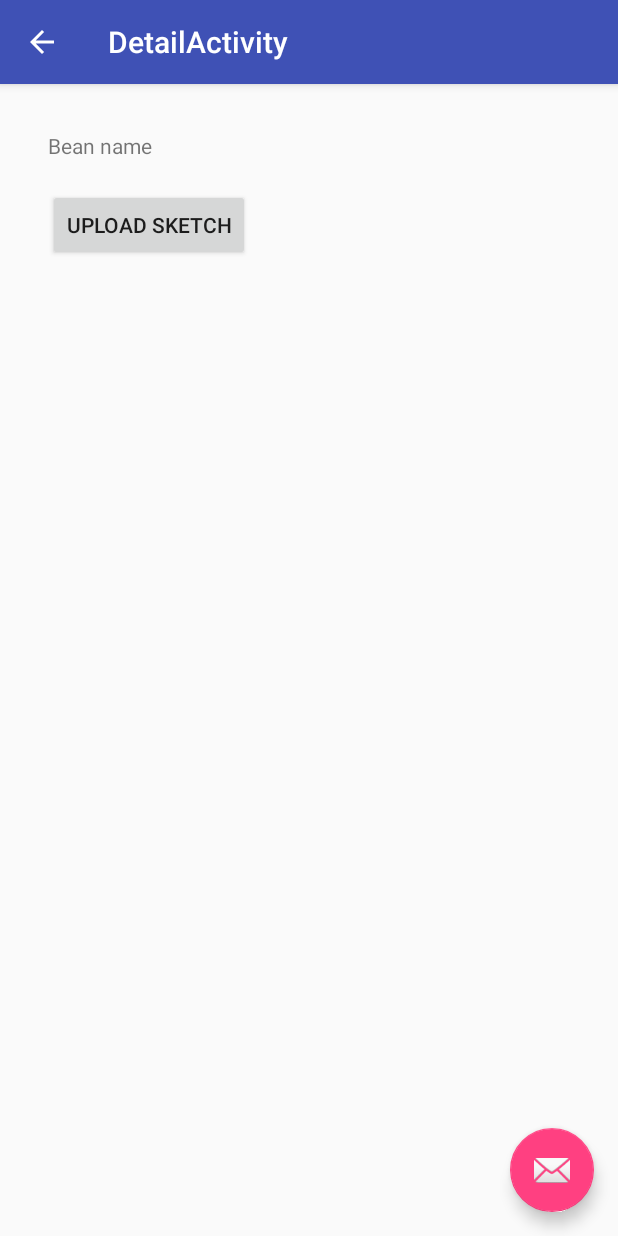
After one commit to tmatz/bean-test, an Android app: the DetailActivity screen opened directly, with no data from a screen before it, on a phone screen of 412 x 824 dp. The commit adds this screen. Run offline under Robolectric (Android 15) with nearby library versions, the phone set to English and light mode, and no system bars; libraries missing offline, so code that uses them is left out: com.punchthrough.bean; 4 statements that could not run were skipped.

Commit message:
add DetailActivity

```diff
--- a/app/build.gradle
+++ b/app/build.gradle
@@ -31,9 +31,11 @@ dependencies {
         exclude group: 'com.android.support', module: 'support-annotations'
     })
     compile 'com.android.support:appcompat-v7:23.4.0'
-    testCompile 'junit:junit:4.12'
     compile 'com.punchthrough.bean.sdk:sdk:2.1.1'
     compile 'io.reactivex:rxandroid:1.2.1'
     compile 'io.reactivex:rxjava:1.2.0'
     compile 'com.jakewharton.rxbinding:rxbinding:0.4.0'
+    compile 'com.android.support:design:23.4.0'
+    testCompile 'junit:junit:4.12'
+    compile 'org.apache.directory.studio:org.apache.commons.io:2.4'
 }
--- /dev/null
+++ b/app/src/main/java/io/github/tmatz/beantest/DetailActivity.java
@@ -0,0 +1,106 @@
+package io.github.tmatz.beantest;
+
+import android.content.Intent;
+import android.os.Bundle;
+import android.support.design.widget.FloatingActionButton;
+import android.support.design.widget.Snackbar;
+import android.support.v7.app.AppCompatActivity;
+import android.support.v7.widget.Toolbar;
+import android.util.Log;
+import android.view.View;
+import android.widget.Button;
+import android.widget.TextView;
+
+import com.punchthrough.bean.sdk.Bean;
+import com.punchthrough.bean.sdk.BeanManager;
+import com.punchthrough.bean.sdk.message.Callback;
+import com.punchthrough.bean.sdk.message.UploadProgress;
+import com.punchthrough.bean.sdk.upload.SketchHex;
+
+import org.apache.commons.io.IOUtils;
+
+import java.io.InputStream;
+import java.util.Collection;
+
+public class DetailActivity extends AppCompatActivity {
+
+    private static final String Tag = DetailActivity.class.getSimpleName();
+
+    private Bean mBean;
+
+    @Override
+    protected void onCreate(Bundle savedInstanceState) {
+        Log.v(Tag, "onCreate");
+        super.onCreate(savedInstanceState);
+        setContentView(R.layout.activity_detail);
+        Toolbar toolbar = (Toolbar) findViewById(R.id.toolbar);
+        setSupportActionBar(toolbar);
+
+        FloatingActionButton fab = (FloatingActionButton) findViewById(R.id.fab);
+        fab.setOnClickListener(new View.OnClickListener() {
+            @Override
+            public void onClick(View view) {
+                Snackbar.make(view, "Replace with your own action", Snackbar.LENGTH_LONG)
+                        .setAction("Action", null).show();
+            }
+        });
+        getSupportActionBar().setDisplayHomeAsUpEnabled(true);
+
+        Intent intent = getIntent();
+        if (intent != null) {
+            String beanAddress = intent.getStringExtra(Intent.EXTRA_TEXT);
+            Log.d(Tag, "bean address: " + beanAddress);
+            Collection<Bean> beans = BeanManager.getInstance().getBeans();
+            for (Bean bean : beans) {
+                if (bean.getDevice().getAddress().equals(beanAddress)) {
+                    mBean = bean;
+                    break;
+                }
+            }
+        }
+
+        if (mBean == null) {
+            Log.d(Tag, "Bean is not found.");
+        }
+
+        if (mBean != null) {
+
+            TextView textViewBeanName = (TextView)findViewById(R.id.bean_name);
+            Log.d(Tag, "Bean name: " + mBean.getDevice().getName());
+            textViewBeanName.setText(mBean.getDevice().getName());
+
+            Button buttonUploadSketch = (Button)findViewById(R.id.action_upload_bean);
+            buttonUploadSketch.setOnClickListener(new View.OnClickListener() {
+                @Override
+                public void onClick(View v) {
+                    try {
+                        InputStream inputStream = getResources().openRawResource(R.raw.sleep_ino_hex);
+                        String hex = IOUtils.toString(inputStream, "ASCII");
+                        SketchHex sketchHex = SketchHex.create("Sleep", hex);
+                        Callback<UploadProgress> progress = new Callback<UploadProgress>() {
+                            @Override
+                            public void onResult(UploadProgress result) {
+                                Log.i(Tag, "Upload sketch progress. (" + result.blocksSent() + "/" + result.totalBlocks());
+                            }
+                        };
+                        Runnable onComplete = new Runnable() {
+                            @Override
+                            public void run() {
+                                Log.i(Tag, "Upload sketch finished.");
+                            }
+                        };
+                        mBean.programWithSketch(sketchHex, progress, onComplete);
+                    } catch (Throwable e) {
+                        Log.e(Tag, e.getMessage());
+                    }
+                }
+            });
+        }
+    }
+
+    @Override
+    protected void onStart() {
+        Log.v(Tag, "onStart");
+        super.onStart();
+    }
+}
--- /dev/null
+++ b/app/src/main/res/layout/activity_detail.xml
@@ -0,0 +1,35 @@
+<?xml version="1.0" encoding="utf-8"?>
+<android.support.design.widget.CoordinatorLayout
+    xmlns:android="http://schemas.android.com/apk/res/android"
+    xmlns:app="http://schemas.android.com/apk/res-auto"
+    xmlns:tools="http://schemas.android.com/tools"
+    android:layout_width="match_parent"
+    android:layout_height="match_parent"
+    android:fitsSystemWindows="true"
+    tools:context="io.github.tmatz.beantest.DetailActivity">
+
+    <android.support.design.widget.AppBarLayout
+        android:layout_width="match_parent"
+        android:layout_height="wrap_content"
+        android:theme="@style/AppTheme.AppBarOverlay">
+
+        <android.support.v7.widget.Toolbar
+            android:id="@+id/toolbar"
+            android:layout_width="match_parent"
+            android:layout_height="?attr/actionBarSize"
+            android:background="?attr/colorPrimary"
+            app:popupTheme="@style/AppTheme.PopupOverlay"/>
+
+    </android.support.design.widget.AppBarLayout>
+
+    <include layout="@layout/content_detail"/>
+
+    <android.support.design.widget.FloatingActionButton
+        android:id="@+id/fab"
+        android:layout_width="wrap_content"
+        android:layout_height="wrap_content"
+        android:layout_gravity="bottom|end"
+        android:layout_margin="@dimen/fab_margin"
+        app:srcCompat="@android:drawable/ic_dialog_email"/>
+
+</android.support.design.widget.CoordinatorLayout>
--- /dev/null
+++ b/app/src/main/res/layout/content_detail.xml
@@ -0,0 +1,35 @@
+<?xml version="1.0" encoding="utf-8"?>
+<RelativeLayout
+    android:id="@+id/content_detail"
+    xmlns:android="http://schemas.android.com/apk/res/android"
+    xmlns:app="http://schemas.android.com/apk/res-auto"
+    xmlns:tools="http://schemas.android.com/tools"
+    android:layout_width="match_parent"
+    android:layout_height="match_parent"
+    android:paddingBottom="@dimen/activity_vertical_margin"
+    android:paddingLeft="@dimen/activity_horizontal_margin"
+    android:paddingRight="@dimen/activity_horizontal_margin"
+    android:paddingTop="@dimen/activity_vertical_margin"
+    app:layout_behavior="@string/appbar_scrolling_view_behavior"
+    tools:context="io.github.tmatz.beantest.DetailActivity"
+    tools:showIn="@layout/activity_detail">
+
+    <TextView
+        android:text="Bean name"
+        android:layout_width="wrap_content"
+        android:layout_height="wrap_content"
+        android:layout_alignParentTop="true"
+        android:layout_alignParentStart="true"
+        android:layout_marginStart="16dp"
+        android:layout_marginTop="15dp"
+        android:id="@+id/bean_name"/>
+
+    <Button
+        android:text="Upload Sketch"
+        android:layout_width="wrap_content"
+        android:layout_height="wrap_content"
+        android:layout_below="@+id/bean_name"
+        android:layout_alignStart="@+id/bean_name"
+        android:layout_marginTop="19dp"
+        android:id="@+id/action_upload_bean"/>
+</RelativeLayout>
--- /dev/null
+++ b/app/src/main/res/values-v21/styles.xml
@@ -0,0 +1,9 @@
+<resources>
+
+    <style name="AppTheme.NoActionBar">
+        <item name="windowActionBar">false</item>
+        <item name="windowNoTitle">true</item>
+        <item name="android:windowDrawsSystemBarBackgrounds">true</item>
+        <item name="android:statusBarColor">@android:color/transparent</item>
+    </style>
+</resources>
--- a/app/src/main/res/values/dimens.xml
+++ b/app/src/main/res/values/dimens.xml
@@ -2,4 +2,5 @@
     <!-- Default screen margins, per the Android Design guidelines. -->
     <dimen name="activity_horizontal_margin">16dp</dimen>
     <dimen name="activity_vertical_margin">16dp</dimen>
+    <dimen name="fab_margin">16dp</dimen>
 </resources>
--- a/app/src/main/res/values/strings.xml
+++ b/app/src/main/res/values/strings.xml
@@ -1,3 +1,4 @@
 <resources>
     <string name="app_name">BeanTest</string>
+    <string name="title_activity_detail">DetailActivity</string>
 </resources>
--- a/app/src/main/res/values/styles.xml
+++ b/app/src/main/res/values/styles.xml
@@ -8,4 +8,13 @@
         <item name="colorAccent">@color/colorAccent</item>
     </style>
 
+    <style name="AppTheme.NoActionBar">
+        <item name="windowActionBar">false</item>
+        <item name="windowNoTitle">true</item>
+    </style>
+
+    <style name="AppTheme.AppBarOverlay" parent="ThemeOverlay.AppCompat.Dark.ActionBar"/>
+
+    <style name="AppTheme.PopupOverlay" parent="ThemeOverlay.AppCompat.Light"/>
+
 </resources>
```
Also changed, not shown: app/src/main/AndroidManifest.xml (+9 -0 lines), app/src/main/java/io/github/tmatz/beantest/BeanConnect.java (added, +228 -0 lines), app/src/main/java/io/github/tmatz/beantest/MainActivity.java (+41 -29 lines), app/src/main/res/layout/activity_main.xml (+2 -17 lines), 1 other file.
